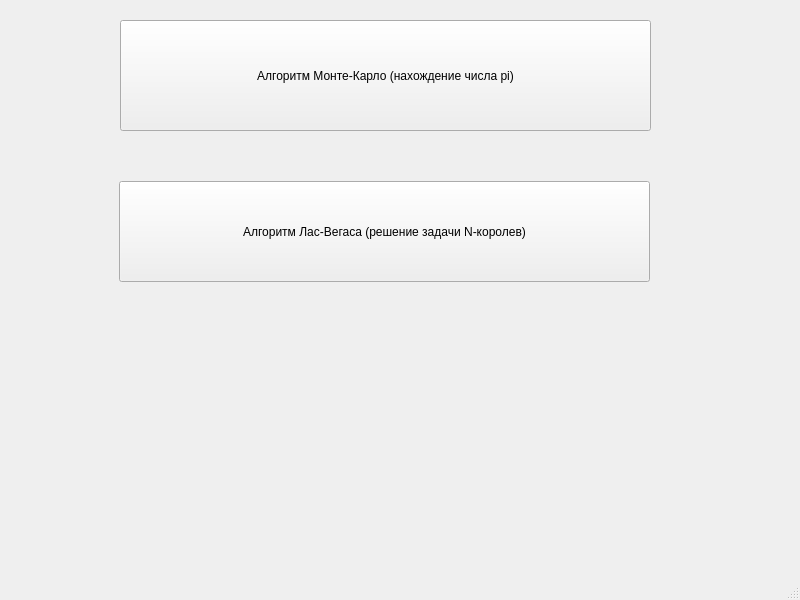
First picture: the form in mainwindow.ui, repository N0M1N4T3D/Randomized_Algorithms, before the edit.
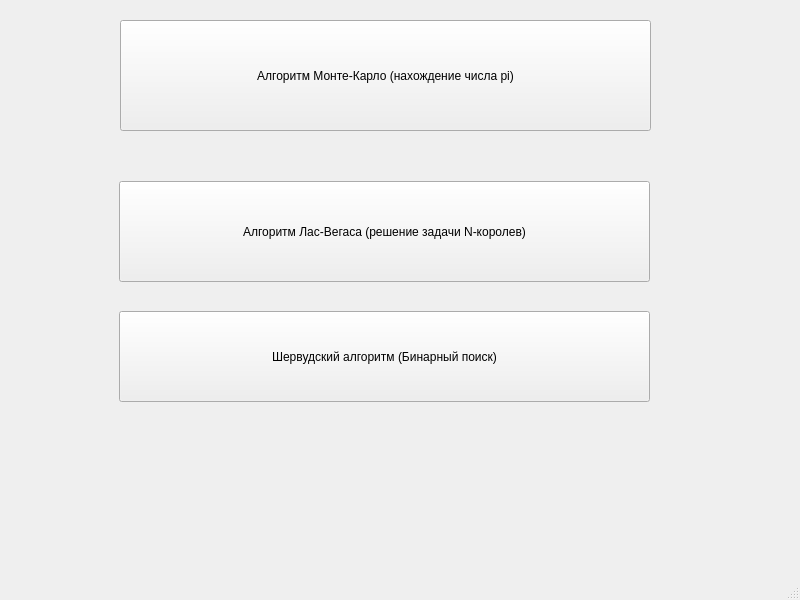
Second picture: the form after the edit.

Diff of the .ui file:
```diff
--- a/mainwindow.ui
+++ b/mainwindow.ui
@@ -40,6 +40,19 @@
      <string>Алгоритм Лас-Вегаса (решение задачи N-королев)</string>
     </property>
    </widget>
+   <widget class="QPushButton" name="pushButton_3">
+    <property name="geometry">
+     <rect>
+      <x>119</x>
+      <y>311</y>
+      <width>531</width>
+      <height>91</height>
+     </rect>
+    </property>
+    <property name="text">
+     <string>Шервудский алгоритм (Бинарный поиск)</string>
+    </property>
+   </widget>
   </widget>
   <widget class="QMenuBar" name="menubar">
    <property name="geometry">
```
